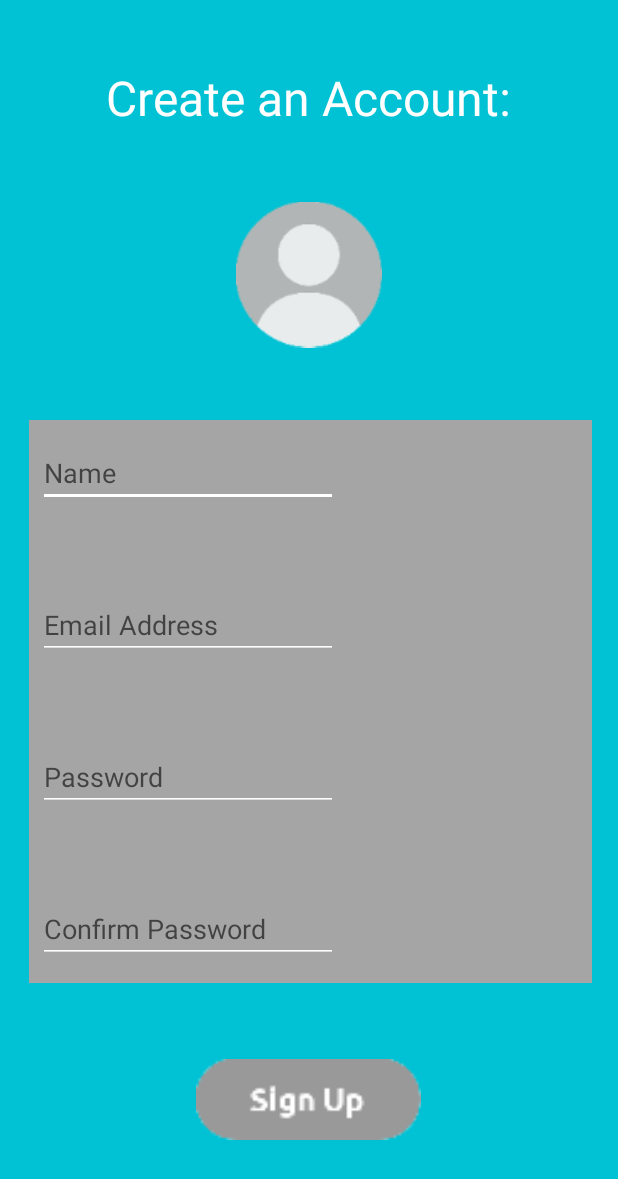
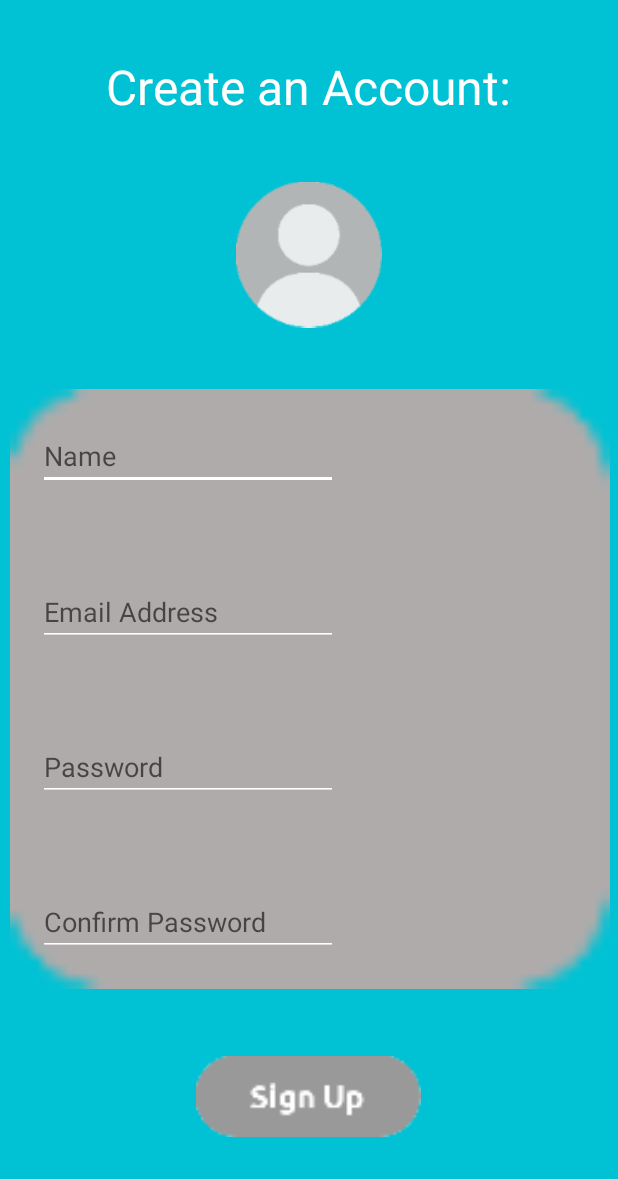
Before and after one commit to FuadYoussef/SafeShop, an Android app: the SignUpActivity screen opened directly, with no data from a screen before it, on a phone screen of 412 x 824 dp. Shown: the top 1179 px of the screen. Run offline under Robolectric (Android 15) with nearby library versions, the phone set to English and light mode, and no system bars.

Commit message:
curvy rectangle

```diff
--- a/app/src/main/res/layout/activity_sign_up.xml
+++ b/app/src/main/res/layout/activity_sign_up.xml
@@ -9,15 +9,15 @@
 
     <ImageView
         android:id="@+id/accountBackground"
-        android:layout_width="500dp"
-        android:layout_height="375dp"
-        android:src="@mipmap/rectangle_background"
+        android:layout_width="700dp"
+        android:layout_height="400dp"
+        android:src="@mipmap/account_page_background"
         android:text="background"
-        app:layout_constraintTop_toBottomOf="@id/profilePicture"
+        app:layout_constraintBottom_toTopOf="@id/createAccountButton"
+        app:layout_constraintHorizontal_bias="0.501"
         app:layout_constraintLeft_toLeftOf="parent"
         app:layout_constraintRight_toRightOf="parent"
-        app:layout_constraintBottom_toTopOf="@id/createAccountButton"
-        />
+        app:layout_constraintTop_toBottomOf="@id/profilePicture" />
 
     <ImageView
         android:id="@+id/profilePicture"
```
Also changed, not shown: app/src/main/res/mipmap-xxxhdpi/account_page_background.png (added).
